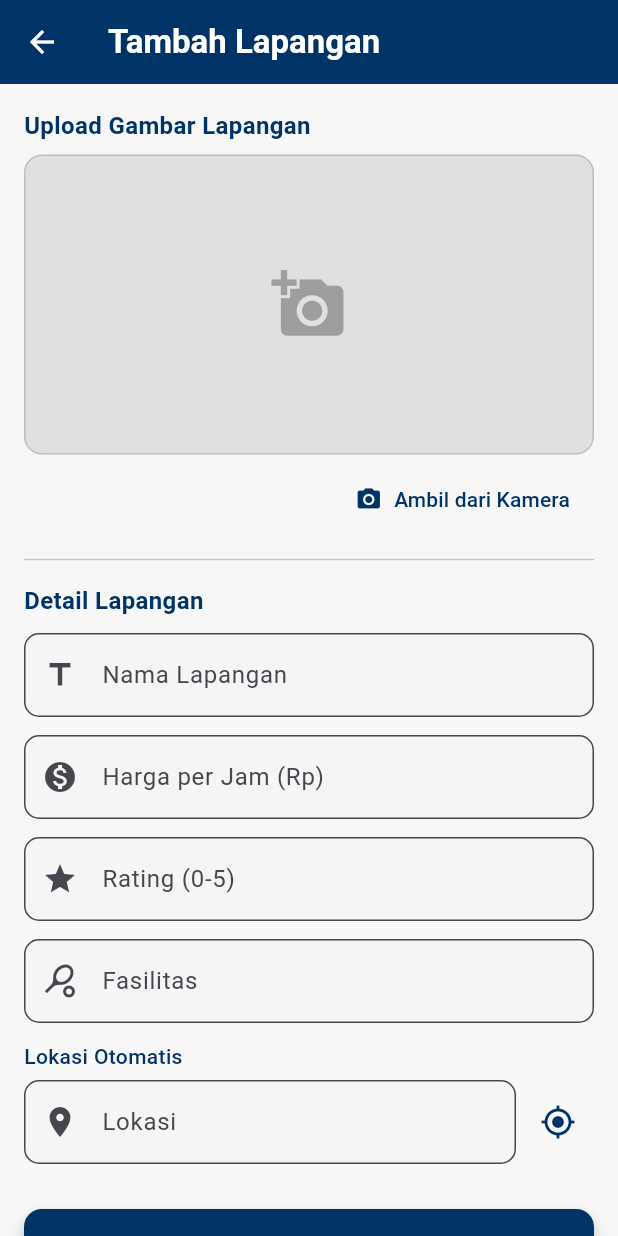
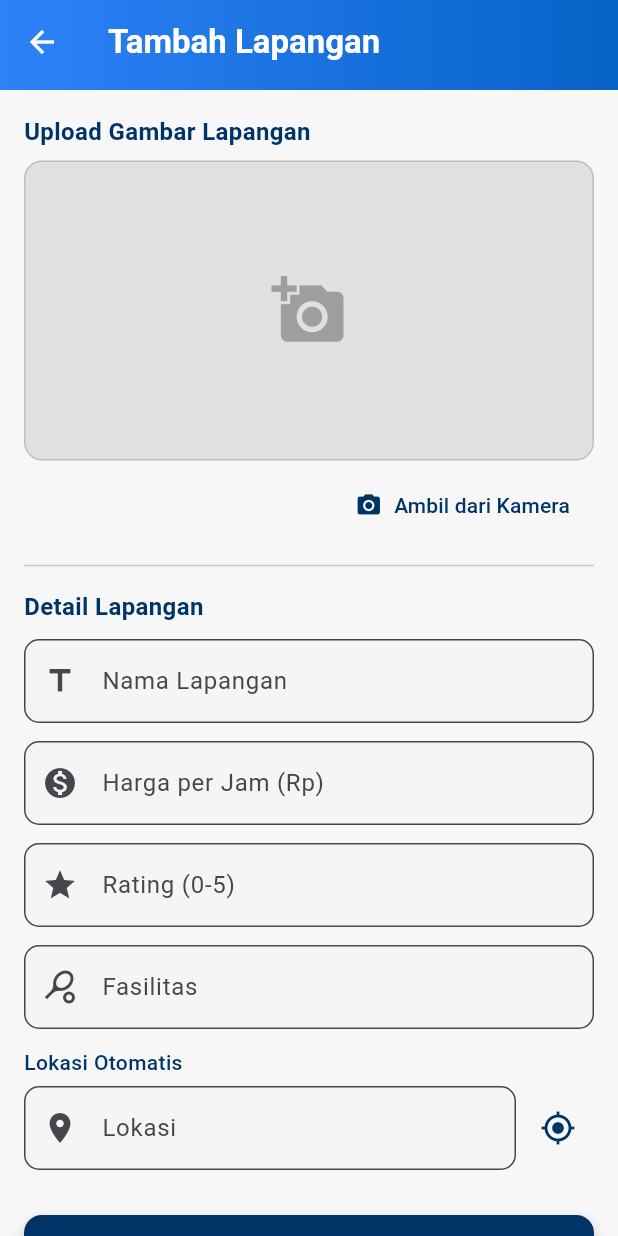
Before and after one commit to mirelsimanjorang/Booking_Net_Mirel, a Flutter app: the AddLapanganScreen screen opened directly, on a phone screen of 412 x 824 dp. Run offline on Flutter 3.47's test engine with Material 3 defaults, Android fonts, the light colour scheme and no system bars; our stand-ins replace geocoding, image_picker, location, sqflite; accounts and stored records are empty.

```diff
--- a/lib/screens/add_lapangan_screen.dart
+++ b/lib/screens/add_lapangan_screen.dart
@@ -156,8 +156,19 @@
       },
       child: Scaffold(
         backgroundColor: const Color(0xFFF7F7F7),
-        appBar: AppBar(
-          backgroundColor: const Color(0xFF003366),
+        appBar: PreferredSize(
+          preferredSize: const Size.fromHeight(60.0),
+          child: AppBar(
+            automaticallyImplyLeading: false,
+            flexibleSpace: Container(
+              decoration: const BoxDecoration(
+                gradient: LinearGradient(
+                  colors: [Color(0xFF2E82F8), Color(0xFF0663C7)],
+                  begin: Alignment.centerLeft,
+                  end: Alignment.centerRight,
+                ),
+              ),
+            ),
             leading: IconButton(
               icon: const Icon(Icons.arrow_back, color: Colors.white),
               onPressed: () {
@@ -176,6 +187,9 @@
               ),
             ),
             centerTitle: false,
+            backgroundColor: Colors.transparent,
+            elevation: 0,
+          ),
         ),
         body: SingleChildScrollView(
           padding: const EdgeInsets.all(16),
```
Lines whose indentation alone changed are shown as unchanged.
